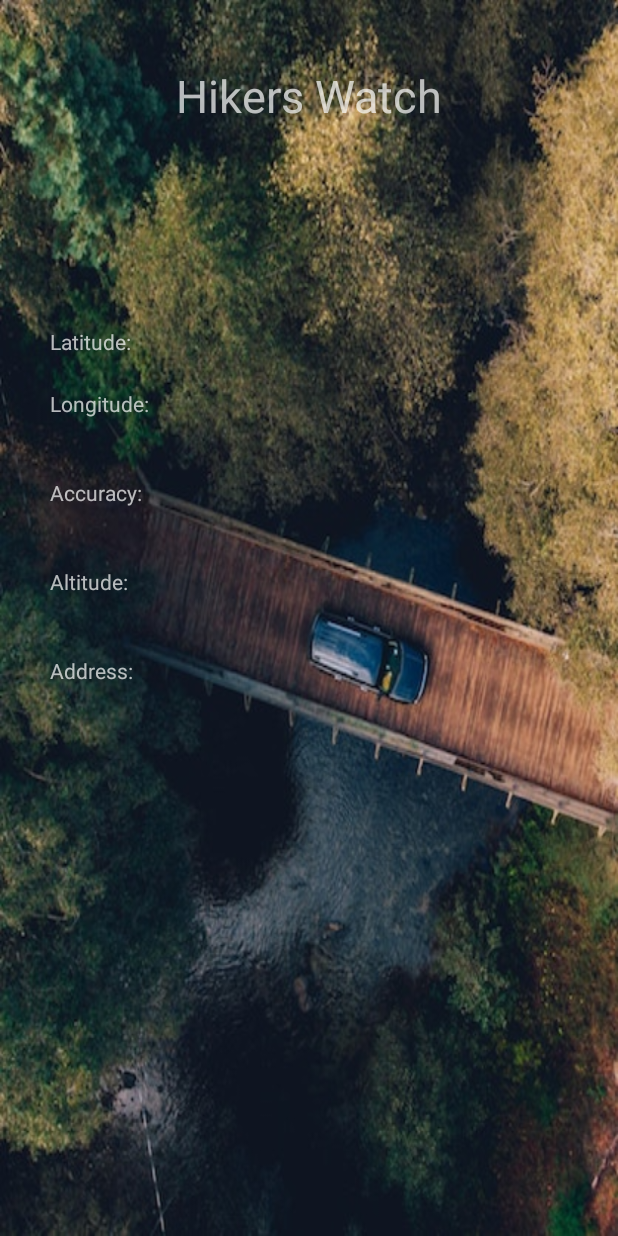
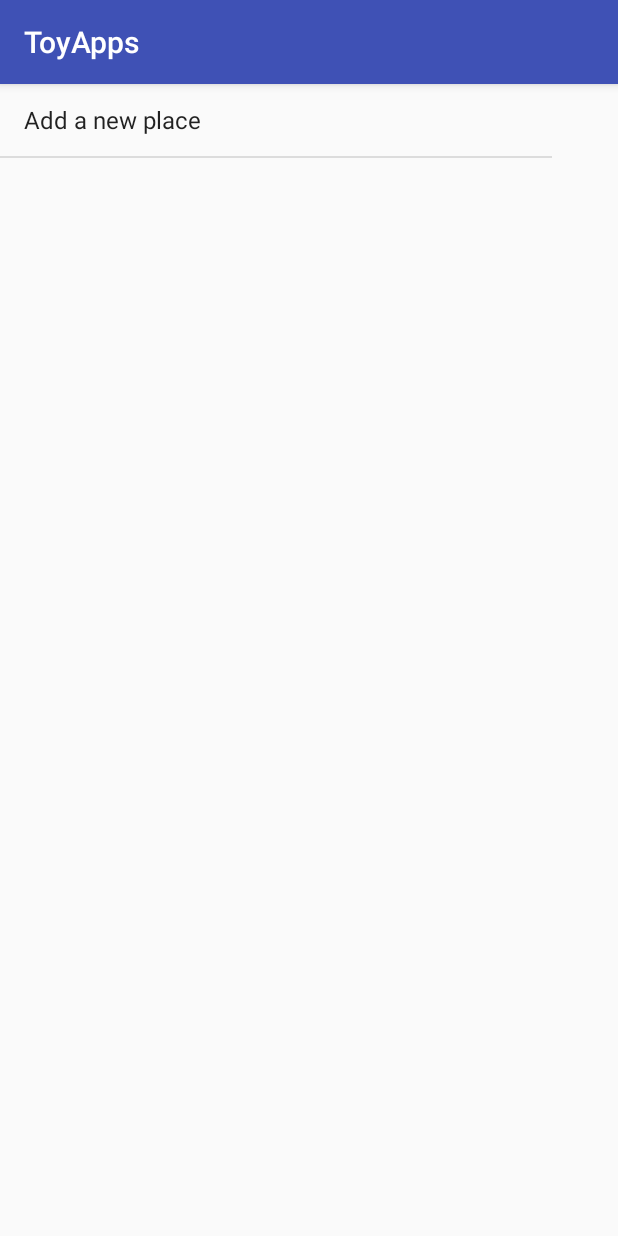
Before and after one commit to arslancheema/ToyApps, an Android app: the screen it shows after launch (HikersLocationLog before the commit, MemorablePlaces_MainActivity after it), on a phone screen of 412 x 824 dp. Run offline under Robolectric (Android 15) with nearby library versions, the phone set to English and light mode, and no system bars.

Commit message:
Memorable Places App

```diff
--- a/app/src/main/java/com/example/aarshad/toyapps/HikersLocationLog.java
+++ b/app/src/main/java/com/example/aarshad/toyapps/HikersLocationLog.java
@@ -130,7 +130,7 @@ public class HikersLocationLog extends AppCompatActivity {
                     address+=listAddresses.get(1).getSubThoroughfare() + "\n";
                 }
                 if (listAddresses.get(1).getThoroughfare() !=null){
-                    address+=listAddresses.get(0).getThoroughfare() + "\n";
+                    address+=listAddresses.get(1).getThoroughfare() + "\n";
                 }
                 if (listAddresses.get(1).getLocality() !=null){
                     address+=listAddresses.get(1).getLocality() + "\n";
--- /dev/null
+++ b/app/src/main/java/com/example/aarshad/toyapps/MemorablePlaces_MainActivity.java
@@ -0,0 +1,50 @@
+package com.example.aarshad.toyapps;
+
+import android.content.Intent;
+import android.location.Location;
+import android.support.v7.app.AppCompatActivity;
+import android.os.Bundle;
+import android.view.View;
+import android.widget.AdapterView;
+import android.widget.ArrayAdapter;
+import android.widget.ListView;
+import android.widget.Toast;
+
+import com.google.android.gms.maps.model.LatLng;
+
+import java.util.ArrayList;
+
+public class MemorablePlaces_MainActivity extends AppCompatActivity {
+
+    public static ArrayList<LatLng> locations  = new ArrayList<>();
+    public static ArrayList<String> places = new ArrayList<>();
+    public static ArrayAdapter arrayAdapter;
+
+    @Override
+    protected void onCreate(Bundle savedInstanceState) {
+        super.onCreate(savedInstanceState);
+        setContentView(R.layout.activity_memorable_places__main);
+
+        ListView listView = (ListView) findViewById(R.id.listview_memorable_places);
+
+        places.add("Add a new place");
+
+        locations.add(new LatLng(0,0));
+
+        arrayAdapter = new ArrayAdapter(this, android.R.layout.simple_list_item_1, places);
+
+        listView.setAdapter(arrayAdapter);
+
+        listView.setOnItemClickListener(new AdapterView.OnItemClickListener() {
+            @Override
+            public void onItemClick(AdapterView<?> adapterView, View view, int position, long l) {
+
+                Intent i = new Intent(getApplicationContext(),MemorablePlaces_MapsActivity.class);
+                i.putExtra("placenumber",position);
+                startActivity(i);
+            }
+        });
+
+
+    }
+}
--- /dev/null
+++ b/app/src/main/res/layout/activity_memorable_places__main.xml
@@ -0,0 +1,15 @@
+<?xml version="1.0" encoding="utf-8"?>
+<android.support.constraint.ConstraintLayout xmlns:android="http://schemas.android.com/apk/res/android"
+    xmlns:app="http://schemas.android.com/apk/res-auto"
+    xmlns:tools="http://schemas.android.com/tools"
+    android:layout_width="match_parent"
+    android:layout_height="match_parent"
+    tools:context="com.example.aarshad.toyapps.MemorablePlaces_MainActivity">
+
+    <ListView
+        android:id="@+id/listview_memorable_places"
+        android:layout_width="368dp"
+        android:layout_height="551dp"
+        tools:layout_editor_absoluteX="8dp"
+        tools:layout_editor_absoluteY="8dp" />
+</android.support.constraint.ConstraintLayout>
--- a/app/src/main/res/values/strings.xml
+++ b/app/src/main/res/values/strings.xml
@@ -1,4 +1,5 @@
 <resources>
     <string name="app_name">ToyApps</string>
     <string name="title_activity_maps">Map</string>
+    <string name="title_activity_memorable_places__maps">Map</string>
 </resources>
```
Also changed, not shown: app/src/main/AndroidManifest.xml (+16 -12 lines), app/src/main/java/com/example/aarshad/toyapps/MemorablePlaces_MapsActivity.java (added, +198 -0 lines), app/src/main/res/layout/activity_memorable_places__maps.xml (added, +8 -0 lines).
